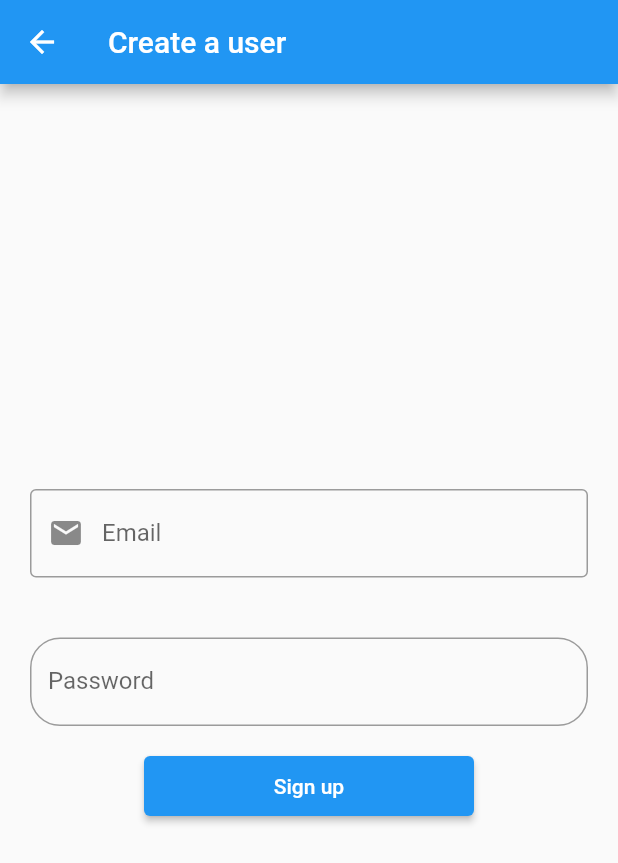
After one commit to rhit-storoeb1/restaurant_rater, a Flutter app: the LoginPage screen opened directly, after a tap on "Sign Up", on a phone screen of 412 x 824 dp. The commit adds this screen. Shown: the top 863 px of the screen. Run offline on Flutter 3.47's test engine with Material 2 defaults, Android fonts, the phone set to English and light mode, and no system bars; our stand-ins replace cloud_firestore, email_validator, firebase_auth, firebase_core; missing offline and left inert: flutterfire_ui; accounts and stored records are empty.

Commit message:
login pages

```diff
--- /dev/null
+++ b/lib/pages/email_login_page.dart
@@ -0,0 +1,114 @@
+import 'package:flutter/material.dart';
+import 'package:flutter/src/widgets/framework.dart';
+import 'package:flutter/src/widgets/placeholder.dart';
+import 'package:email_validator/email_validator.dart';
+
+import '../managers/auth_manager.dart';
+
+//pulled from moviequotes
+class EmailLoginPage extends StatefulWidget {
+  final bool isNewUser;
+  const EmailLoginPage({super.key, required this.isNewUser});
+  @override
+  State<EmailLoginPage> createState() => _EmailLoginPageState();
+}
+
+class _EmailLoginPageState extends State<EmailLoginPage> {
+  final emailTextController = TextEditingController();
+  final passwordTextController = TextEditingController();
+  final GlobalKey<FormState> _formKey = GlobalKey<FormState>();
+  UniqueKey? _loginObserverKey;
+
+  @override
+  void initState(){
+    _loginObserverKey = AuthManager.instance.addLoginObserver(() {
+      Navigator.of(context).popUntil((route) => route.isFirst);
+    });
+    super.initState();
+  }
+
+  @override
+  void dispose() {
+    emailTextController.dispose();
+    passwordTextController.dispose();
+    AuthManager.instance.removeObserver(_loginObserverKey!);
+    super.dispose();
+  }
+
+  @override
+  Widget build(BuildContext context) {
+    return Scaffold(
+        appBar: AppBar(
+          title: Text(
+              widget.isNewUser ? "Create a user" : "Log in"),
+        ),
+        body: Form(
+          key: _formKey,
+          child: Column(
+            children: [
+              const SizedBox(height: 250),
+              Padding(
+                padding: const EdgeInsets.all(20.0),
+                child: TextFormField(
+                    controller: emailTextController,
+                    decoration: const InputDecoration(
+                      prefixIcon: Icon(Icons.email),
+                      border: OutlineInputBorder(),
+                      labelText: "Email",
+                      hintText: "Must be a valid email format"),
+                    validator: (String? value) {
+                      if (value == null ||
+                          value.isEmpty ||
+                          !EmailValidator.validate(value)) {
+                        return 'Please enter a valid email';
+                      }
+                      return null;
+                    }),
+              ),
+              Padding(
+                padding: const EdgeInsets.all(20.0),
+                child: TextFormField(
+                    obscureText: true,
+                    controller: passwordTextController,
+                    decoration: InputDecoration(
+                        border: OutlineInputBorder(
+                            borderRadius: BorderRadius.circular(20)),
+                        labelText: "Password",
+                        hintText: "Passwords must be at least 6 characters"),
+                    validator: (String? value) {
+                      if (value == null || value.isEmpty || value.length < 6) {
+                        return 'Please enter a valid password';
+                      }
+                      return null;
+                    }),
+              ),
+              SizedBox(
+                height: 40.0,
+                width: 220.0,
+                child: ElevatedButton(
+                    child: Text(widget.isNewUser ? "Sign up" : "Log in"),
+                    onPressed: () {
+                      if (_formKey.currentState!.validate()) {
+                        if (widget.isNewUser) {
+                          AuthManager.instance.createNewUserEmailPassword(
+                            context: context,
+                            email: emailTextController.text,
+                            password: passwordTextController.text,
+                          );
+                        } else {
+                          AuthManager.instance.loginExistingUserEmailPassword(
+                            context: context,
+                            email: emailTextController.text,
+                            password: passwordTextController.text,
+                          );
+                        }
+                      } else {
+                        print("Invalid Form: try again");
+                      }
+                    }),
+              ),
+            ],
+          ),
+        ));
+  }
+}
--- a/lib/pages/login_page.dart
+++ b/lib/pages/login_page.dart
@@ -1,2 +1,65 @@
 //Login page
 //ideally we could use rose login but that doesn't exist on this platform
+import 'package:flutter/material.dart';
+import 'package:flutter/src/widgets/framework.dart';
+import 'package:flutter/src/widgets/placeholder.dart';
+import 'package:restaurant_rater/pages/email_login_page.dart';
+
+class LoginPage extends StatefulWidget {
+  const LoginPage({super.key});
+
+  @override
+  State<LoginPage> createState() => _LoginPageState();
+}
+
+//from movie_quotes
+class LoginButton extends StatelessWidget {
+  final String title;
+  final Function() callback;
+  const LoginButton({super.key, required this.title, required this.callback});
+  @override
+  Widget build(BuildContext context) {
+    return Container(
+        width: 300.0,
+        height: 40.0,
+        margin: const EdgeInsets.all(20),
+        child: ElevatedButton(onPressed: callback, child: Text(title)));
+  }
+}
+
+class _LoginPageState extends State<LoginPage> {
+  @override
+  Widget build(BuildContext context) {
+    return Scaffold(
+      appBar: AppBar(),
+      backgroundColor: Colors.grey[200],
+      body: Column(
+        children: [
+          const Expanded(
+            child: Center(
+              child: Text("RoseRestaurantRater", style: TextStyle(fontSize: 50))
+            ),
+          ),
+          LoginButton(
+            title: "Log in",
+            callback: () {
+              Navigator.push(context,
+              MaterialPageRoute(builder: (BuildContext context) {
+                return const EmailLoginPage(isNewUser: false);
+              }));
+            }
+          ),
+          LoginButton(
+            title: "Sign Up",
+            callback: () {
+              Navigator.push(context,
+              MaterialPageRoute(builder: (BuildContext context) {
+                return const EmailLoginPage(isNewUser: true);
+              }));
+            },
+          ),
+        ],
+      ),
+    );
+  }
+}
```
